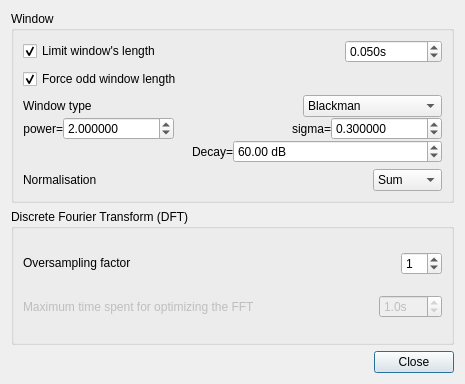
This is src/gvamplitudespectrumwdialogsettings.ui in gillesdegottex/dfasma as Qt 5 draws it before an edit. The edited form follows.
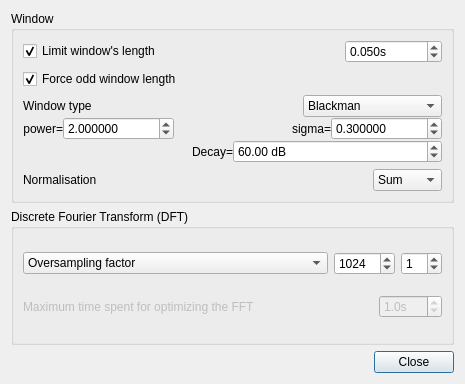
This is the edited form. Icons and pictures are not drawn.

Patch:
```diff
--- a/src/gvamplitudespectrumwdialogsettings.ui
+++ b/src/gvamplitudespectrumwdialogsettings.ui
@@ -326,21 +326,41 @@
       <item>
        <layout class="QHBoxLayout" name="horizontalLayout_2">
         <item>
-         <widget class="QLabel" name="label">
+         <widget class="QComboBox" name="cbAmplitudeSpectrumDFTSizeType">
           <property name="sizePolicy">
-           <sizepolicy hsizetype="MinimumExpanding" vsizetype="Preferred">
+           <sizepolicy hsizetype="MinimumExpanding" vsizetype="Fixed">
             <horstretch>0</horstretch>
             <verstretch>0</verstretch>
            </sizepolicy>
           </property>
-          <property name="toolTip">
-           <string>&lt;html&gt;&lt;head/&gt;&lt;body&gt;&lt;p&gt;DFT size = &lt;span style=&quot; font-size:14pt;&quot;&gt;2&lt;/span&gt;&lt;span style=&quot; font-size:14pt; vertical-align:super;&quot;&gt;⌈log2(winlen)⌉+X&lt;/span&gt;&lt;/p&gt;&lt;/body&gt;&lt;/html&gt;</string>
+          <property name="currentIndex">
+           <number>1</number>
           </property>
-          <property name="statusTip">
-           <string>&lt;html&gt;&lt;head/&gt;&lt;body&gt;&lt;p&gt;DFT size = &lt;span style=&quot; font-size:14pt;&quot;&gt;2&lt;/span&gt;&lt;span style=&quot; font-size:14pt; vertical-align:super;&quot;&gt;⌈log2(winlen)⌉+X&lt;/span&gt;&lt;/p&gt;&lt;/body&gt;&lt;/html&gt;</string>
+          <item>
+           <property name="text">
+            <string>Size</string>
+           </property>
+          </item>
+          <item>
+           <property name="text">
+            <string extracomment="&lt;html&gt;&lt;head/&gt;&lt;body&gt;&lt;p&gt;DFT size = &lt;span style=&quot; font-size:14pt;&quot;&gt;2&lt;/span&gt;&lt;span style=&quot; font-size:14pt; vertical-align:super;&quot;&gt;⌈log2(winlen)⌉+X&lt;/span&gt;&lt;/p&gt;&lt;/body&gt;&lt;/html&gt;">Oversampling factor</string>
+           </property>
+          </item>
+         </widget>
+        </item>
+        <item>
+         <widget class="QSpinBox" name="sbAmplitudeSpectrumDFTSize">
+          <property name="minimum">
+           <number>2</number>
           </property>
-          <property name="text">
-           <string>&lt;html&gt;&lt;head/&gt;&lt;body&gt;&lt;p&gt;Oversampling factor&lt;/p&gt;&lt;/body&gt;&lt;/html&gt;</string>
+          <property name="maximum">
+           <number>65536</number>
+          </property>
+          <property name="value">
+           <number>1024</number>
+          </property>
+          <property name="displayIntegerBase">
+           <number>10</number>
           </property>
          </widget>
         </item>
```
